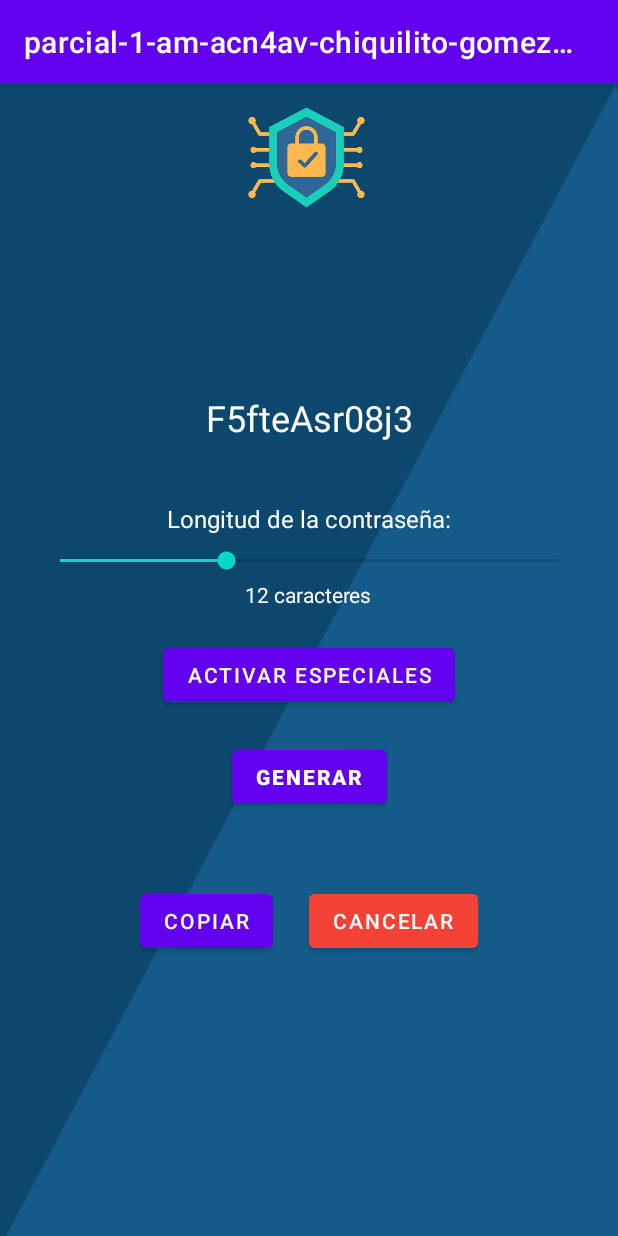
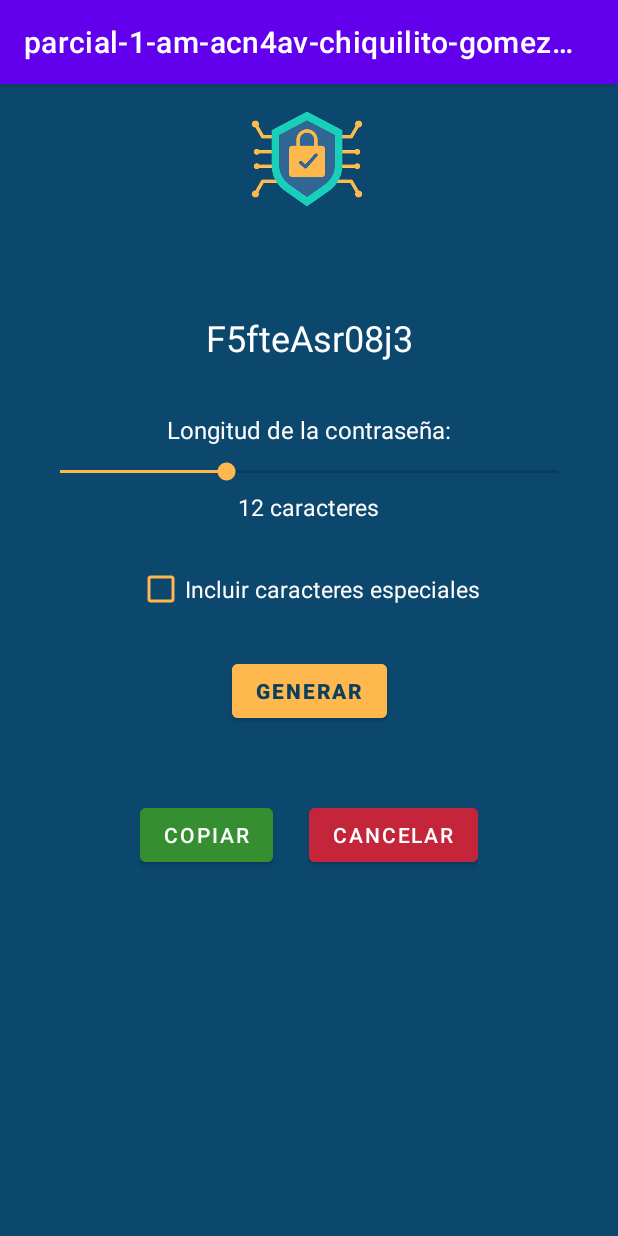
Before and after one commit to chiqui335/parcial-1-am-acn4av-chiquilito-gomezpacheco, an Android app: the MainActivity screen opened directly, with no data from a screen before it, after a tap on "GENERAR", on a phone screen of 412 x 824 dp. Run offline under Robolectric (Android 15) with nearby library versions, the phone set to English and light mode, and no system bars; 3 other taps on this screen came first.

Commit message:
feat(ui): personalizar botones y reemplazar botón  de especiales por checkbox/agregar lógica

```diff
--- a/app/build.gradle.kts
+++ b/app/build.gradle.kts
@@ -38,4 +38,5 @@ dependencies {
     testImplementation(libs.junit)
     androidTestImplementation(libs.ext.junit)
     androidTestImplementation(libs.espresso.core)
+
 }
--- a/app/src/main/java/com/example/parcial_1_am_acn4av_chiquilito_gomezpacheco/MainActivity.java
+++ b/app/src/main/java/com/example/parcial_1_am_acn4av_chiquilito_gomezpacheco/MainActivity.java
@@ -3,6 +3,7 @@ package com.example.parcial_1_am_acn4av_chiquilito_gomezpacheco;
 import android.os.Bundle;
 import android.view.View;
 import android.widget.Button;
+import android.widget.CheckBox;
 import android.widget.SeekBar;
 import android.widget.TextView;
 import android.widget.Toast;
@@ -16,7 +17,7 @@ public class MainActivity extends AppCompatActivity {
     Button btnGenerar;
     Button btnCopiar;
     Button btnCancelar;
-    Button btnToggleEspeciales;
+    CheckBox checkEspeciales;
     SeekBar seekBarLongitud;
     TextView txtLongitud;
     private int longitudPassword = 12;
@@ -32,7 +33,7 @@ public class MainActivity extends AppCompatActivity {
         btnGenerar = findViewById(R.id.btnGenerar);
         btnCopiar = findViewById(R.id.btnCopiar);
         btnCancelar = findViewById(R.id.btnCancelar);
-        btnToggleEspeciales = findViewById(R.id.btnToggleEspeciales);
+        checkEspeciales = findViewById(R.id.checkEspeciales);
         seekBarLongitud = findViewById(R.id.seekBarLongitud);
         txtLongitud = findViewById(R.id.txtLongitud);
 
@@ -41,21 +42,11 @@ public class MainActivity extends AppCompatActivity {
             @Override
             public void onProgressChanged(SeekBar seekBar, int progress, boolean fromUser) {
                 longitudPassword = 8 + progress; // Rango 8-20 (8 + 0 a 8 + 12)
-                txtLongitud.setText(longitudPassword + " caracteres");
+                txtLongitud.setText(longitudPassword + "caracteres");
             }
 
             @Override public void onStartTrackingTouch(SeekBar seekBar) {}
             @Override public void onStopTrackingTouch(SeekBar seekBar) {}
-        });
-
-        // Botón de caracteres especiales
-        btnToggleEspeciales.setOnClickListener(new View.OnClickListener() {
-            @Override
-            public void onClick(View v) {
-                usarCaracteresEspeciales = !usarCaracteresEspeciales;
-                btnToggleEspeciales.setText(usarCaracteresEspeciales ?
-                        "Desactivar especiales" : "Activar especiales");
-            }
         });
 
         // Generar contraseña
@@ -95,10 +86,17 @@ public class MainActivity extends AppCompatActivity {
 
     private String generarContrasenaSegura(int longitud) {
         String chars = "ABCDEFGHIJKLMNOPQRSTUVWXYZabcdefghijklmnopqrstuvwxyz0123456789";
-        if(usarCaracteresEspeciales) {
+
+        // Verificar si el CheckBox está marcado
+        CheckBox checkEspeciales = findViewById(R.id.checkEspeciales);
+        boolean usarCaracteresEspeciales = checkEspeciales.isChecked(); // obtener el estado del CheckBox
+
+        // Agregar caracteres especiales si está tildado
+        if (usarCaracteresEspeciales) {
             chars += "!@#$%^&*";
         }
 
+        // Generación de la contraseña
         SecureRandom random = new SecureRandom();
         StringBuilder sb = new StringBuilder();
 
@@ -106,7 +104,7 @@ public class MainActivity extends AppCompatActivity {
             int index = random.nextInt(chars.length());
             sb.append(chars.charAt(index));
         }
-
         return sb.toString();
     }
+
 }
--- a/app/src/main/res/layout/activity_inicio.xml
+++ b/app/src/main/res/layout/activity_inicio.xml
@@ -43,9 +43,12 @@
         <Button
             android:id="@+id/btnIngresar"
             android:layout_width="127dp"
-            android:layout_height="63dp"
+            android:layout_height="50dp"
             android:layout_marginTop="60dp"
-            android:text="INGRESAR" />
+            android:text="INGRESAR"
+            android:textStyle="bold"
+            android:textColor="#0a3f60"
+            android:backgroundTint="#ffb84d"/>
     </LinearLayout>
 
 </androidx.constraintlayout.widget.ConstraintLayout>
--- a/app/src/main/res/layout/activity_main.xml
+++ b/app/src/main/res/layout/activity_main.xml
@@ -3,14 +3,14 @@
     xmlns:app="http://schemas.android.com/apk/res-auto"
     android:layout_width="match_parent"
     android:layout_height="match_parent"
-    android:background="@drawable/inicio">
+    android:background="#0C476E">
 
     <!-- Logo -->
     <ImageView
         android:id="@+id/imgLogo"
-        android:layout_width="90dp"
-        android:layout_height="90dp"
-        android:layout_marginTop="4dp"
+        android:layout_width="85dp"
+        android:layout_height="85dp"
+        android:layout_marginTop="7dp"
         android:contentDescription="Logo de la aplicación"
         android:src="@drawable/logo"
         app:layout_constraintEnd_toEndOf="parent"
@@ -19,14 +19,15 @@
         app:layout_constraintTop_toTopOf="parent" />
 
     <!-- TextView para la contraseña -->
+
     <TextView
         android:id="@+id/txtPassword"
         android:layout_width="0dp"
         android:layout_height="wrap_content"
         android:layout_marginHorizontal="24dp"
-        android:layout_marginTop="96dp"
+        android:layout_marginTop="50dp"
         android:gravity="center"
-        android:padding="16dp"
+        android:padding="10dp"
         android:text="Aquí aparecerá la contraseña"
         android:textColor="#FFFFFF"
         android:textSize="24sp"
@@ -34,7 +35,6 @@
         app:layout_constraintStart_toStartOf="parent"
         app:layout_constraintTop_toBottomOf="@id/imgLogo" />
 
-    <!-- Contenedor para el selector de longitud -->
     <LinearLayout
         android:id="@+id/longitudContainer"
         android:layout_width="0dp"
@@ -60,7 +60,10 @@
             android:layout_height="wrap_content"
             android:layout_marginTop="8dp"
             android:max="12"
-            android:progress="4"/>
+            android:progress="4"
+            android:thumbTint="#ffb84d"
+            android:progressTint="#ffb84d"
+            android:backgroundTint="#FFFFFF"/>
 
         <TextView
             android:id="@+id/txtLongitud"
@@ -69,16 +72,18 @@
             android:layout_marginTop="4dp"
             android:text="12 caracteres"
             android:textColor="#FFFFFF"
-            android:textSize="14sp"/>
+            android:textSize="15sp"/>
     </LinearLayout>
 
-    <!-- Botón para caracteres especiales -->
-    <Button
-        android:id="@+id/btnToggleEspeciales"
+    <!-- Check para caracteres especiales -->
+    <CheckBox
+        android:id="@+id/checkEspeciales"
         android:layout_width="wrap_content"
         android:layout_height="wrap_content"
-        android:text="Activar/Desactivar especiales"
+        android:text="Incluir caracteres especiales"
         android:textColor="#FFFFFF"
+        android:buttonTint="#ffb84d"
+        android:textSize="15sp"
         app:layout_constraintTop_toBottomOf="@id/longitudContainer"
         app:layout_constraintStart_toStartOf="parent"
         app:layout_constraintEnd_toEndOf="parent"
@@ -91,7 +96,9 @@
         android:layout_height="wrap_content"
         android:text="GENERAR"
         android:textStyle="bold"
-        app:layout_constraintTop_toBottomOf="@id/btnToggleEspeciales"
+        android:textColor="#0a3f60"
+        android:backgroundTint="#ffb84d"
+        app:layout_constraintTop_toBottomOf="@id/checkEspeciales"
         app:layout_constraintStart_toStartOf="parent"
         app:layout_constraintEnd_toEndOf="parent"
         android:layout_marginTop="20dp"/>
@@ -113,6 +120,8 @@
             android:layout_width="wrap_content"
             android:layout_height="wrap_content"
             android:text="COPIAR"
+            android:backgroundTint="#358E2F"
+            android:textColor="#FFFFFF"
             android:layout_marginEnd="24dp"/>
 
         <Button
@@ -120,7 +129,7 @@
             android:layout_width="wrap_content"
             android:layout_height="wrap_content"
             android:text="CANCELAR"
-            android:backgroundTint="#F44336"
+            android:backgroundTint="#C4253A"
             android:textColor="#FFFFFF"/>
     </LinearLayout>
 
```
